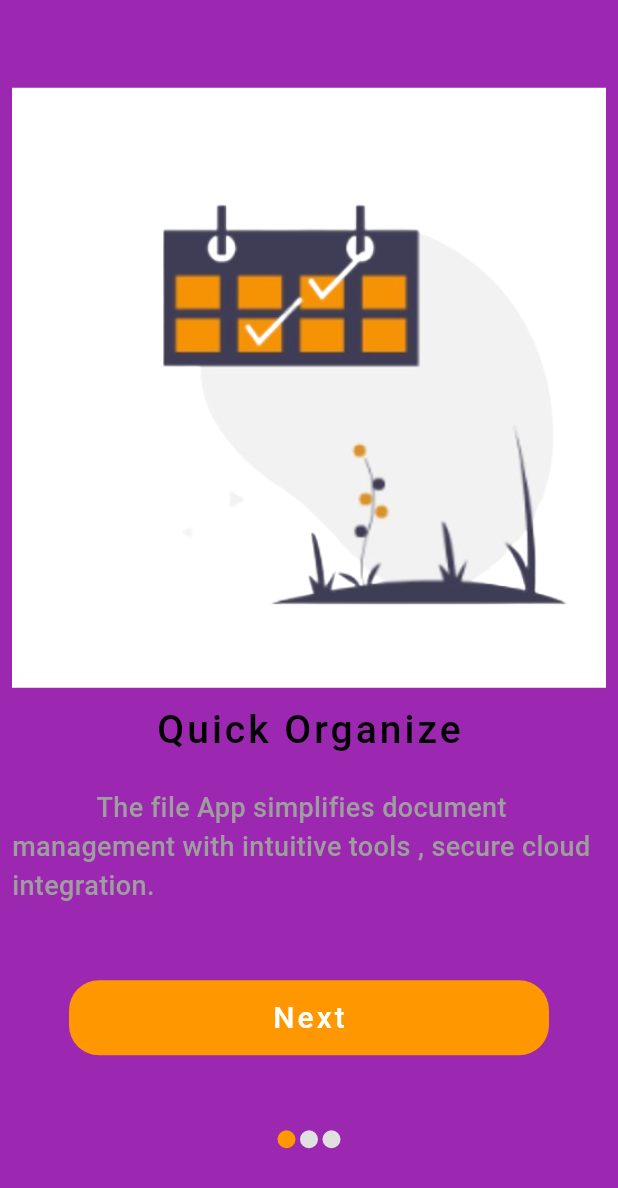
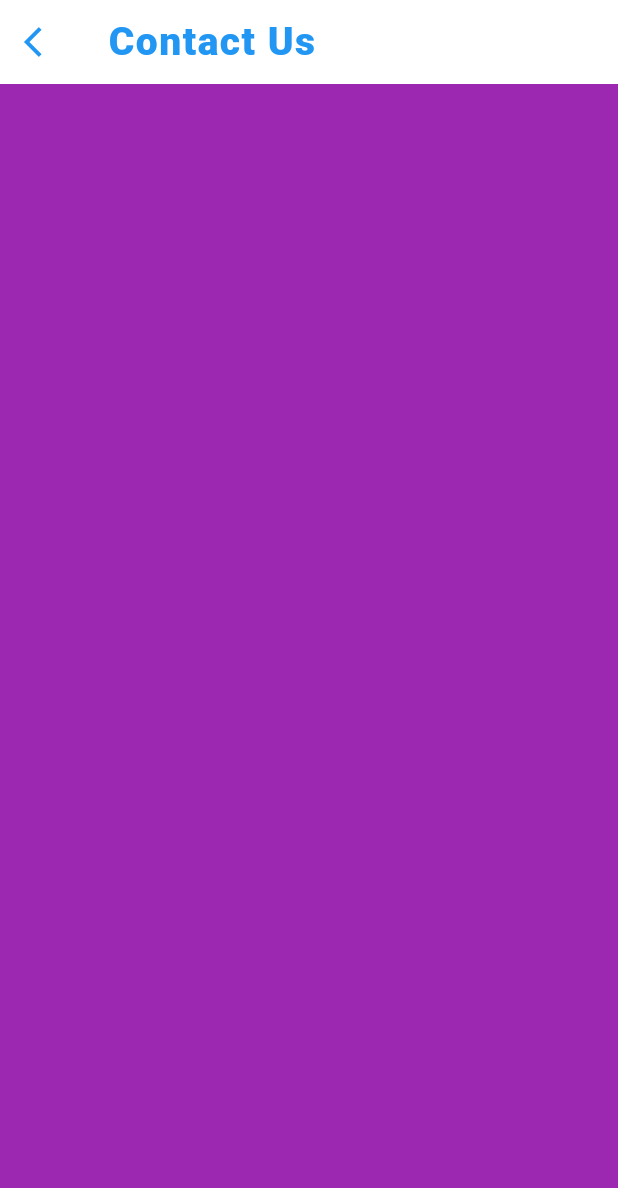
Before and after one commit to MauryaAayush/advflutterch_1, a Flutter app: the screen it shows after launch, on a phone screen of 412 x 824 dp. Shown: the top 1188 px of the screen. Run offline on Flutter 3.47's test engine with Material 3 defaults, Android fonts, the phone set to English and light mode, and no system bars; our stand-ins replace shared_preferences.

Commit message:
Radhey Radhey

```diff
--- a/lib/main.dart
+++ b/lib/main.dart
@@ -1,3 +1,4 @@
+import 'package:advflutterch_1/screens/Contact/Views/Contact_Screen/Contact_Screen.dart';
 import 'package:advflutterch_1/screens/Counter_App_using_Provider/Provider/Counter_Provider.dart';
 import 'package:advflutterch_1/screens/Counter_App_using_Provider/Views/Counter_App/Counter_Screen.dart';
 import 'package:advflutterch_1/screens/Intro/Provider/Intro_Provider.dart';
@@ -59,13 +60,14 @@ class MyApp extends StatelessWidget {
                 )
       ),
       color: Theme.of(context).primaryColor,
-      initialRoute: '/Intro',
+      initialRoute: '/Contact',
       routes: {
         '/': (context) => const Switch_Theme(),
         '/stepper_first': (context) => const Stepper_first(),
         '/stepper_second': (context) => const Stepper_second(),
         '/Counter': (context) => const CounterScreen(),
         '/ThemeProvider': (context) => const ThemeChange(),
+        '/Contact': (context) => const Contact_Page(),
         '/Intro': (context) => Provider.of<IntroProvider>(context,listen: true).ischecked ? Home(): Intro1(),
       },
     );
--- /dev/null
+++ b/lib/screens/Contact/Views/Contact_Screen/Contact_Screen.dart
@@ -0,0 +1,32 @@
+import 'package:flutter/material.dart';
+
+class Contact_Page extends StatelessWidget {
+  const Contact_Page({super.key});
+
+  @override
+  Widget build(BuildContext context) {
+    return Scaffold(
+      appBar: AppBar(
+        automaticallyImplyLeading: true,
+
+        leading: Icon(Icons.arrow_back_ios,color: Colors.blue,),
+        backgroundColor: Colors.white,
+        title: Text("Contact Us",
+        style: TextStyle(
+          color: Colors.blue,
+          fontSize: 26,
+          fontWeight: FontWeight.w900,
+          letterSpacing: 1,
+        ),),
+      ),
+
+      body: Center(
+        child: Column(
+          children: [
+
+          ],
+        ),
+      ),
+    );
+  }
+}
--- a/pubspec.yaml
+++ b/pubspec.yaml
@@ -37,6 +37,8 @@ dependencies:
   cupertino_icons: ^1.0.6
   provider: any
   shared_preferences: ^2.2.3
+  url_launcher: ^6.2.6
+  share_plus: ^9.0.0
 
 dev_dependencies:
   flutter_test:
```
Also changed, not shown: pubspec.lock.
